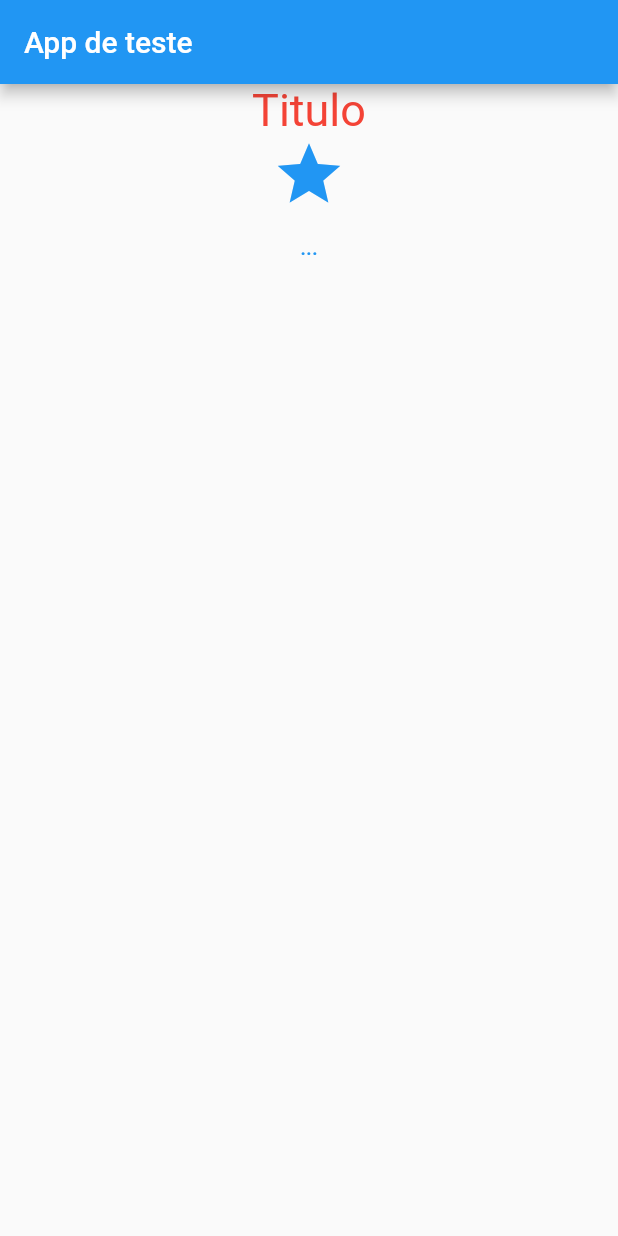
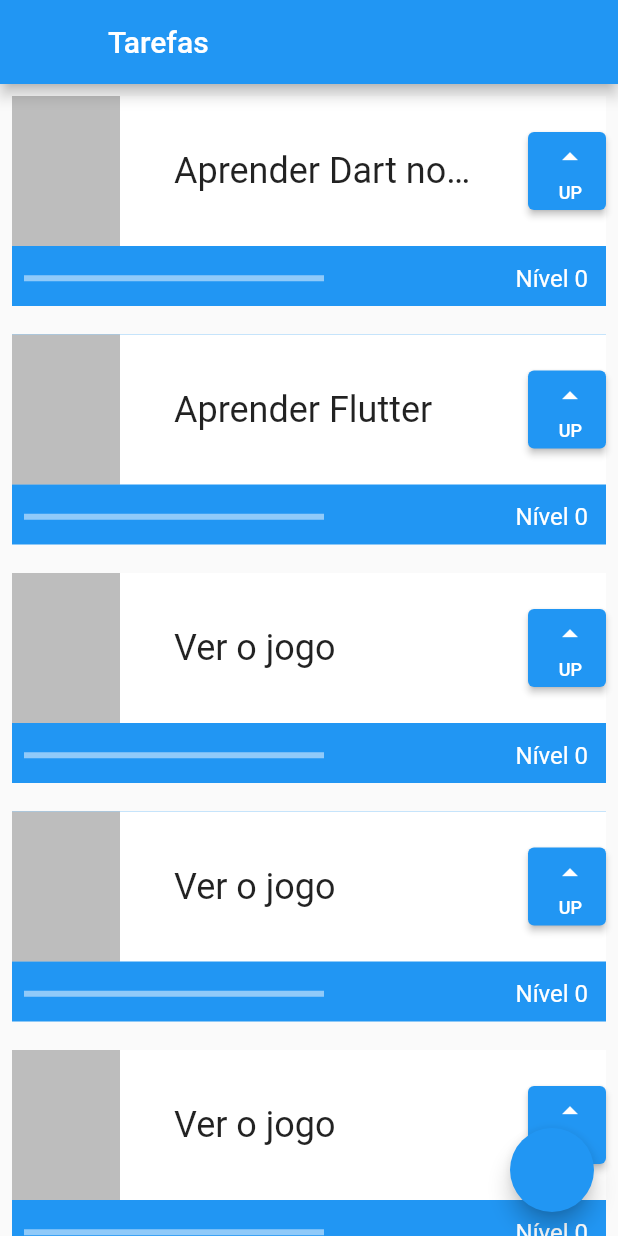
Before and after one commit to lucascavalcan/Flutter_teste, a Flutter app: the screen it shows after launch, on a phone screen of 412 x 824 dp. Run offline on Flutter 3.47's test engine with Material 2 defaults, Android fonts, the phone set to English and light mode, and no system bars.

Commit message:
new commit

```diff
--- a/lib/main.dart
+++ b/lib/main.dart
@@ -1,31 +1,166 @@
 import 'package:flutter/material.dart';
 
-void main() => runApp( MeuApp() );
+void main() => runApp( MeuApp());
 
 class MeuApp extends StatelessWidget {
-
-  var textStyle = TextStyle(fontSize: 30, color: Colors.red);
+  const MeuApp({Key ? key}) : super(key: key);
 
   @override
   Widget build(BuildContext context) {
     return MaterialApp(
+      title: "Flutter Demo",
+      theme: ThemeData(
+        primarySwatch: Colors.blue,
+      ),
       home: Scaffold(
         appBar: AppBar(
-          title: Text("App de teste")
+          leading:Container(),
+          title: Text("Tarefas"),
         ),
-        body: Center(
-          child: Column(
-            children: [
-              Text( "Titulo", style: textStyle),
-              Container(
-                child: Icon(Icons.star, size: 50, color: Colors.blue)
-              ),
-              TextButton(onPressed: () {}, child: Text("..."))
-            ],
-          )
-        )
-        )
+        body: ListView(
+          children: [
+            Task("Aprender Dart no café da manhã comendo sucrilhos"),
+            Task("Aprender Flutter"),
+            Task("Ver o jogo"),
+            Task("Ver o jogo"),
+            Task("Ver o jogo"),
+            Task("Ver o jogo"),
+            Task("Ver o jogo"),
+            Task("Ver o jogo"),
+            Task("Ver o jogo"),
+            Task("Ver o jogo"),
+            Task("Ver o jogo"),
+            Task("Ver o jogo"),
+            Task("Ver o jogo"),
+            Task("Ver o jogo"),
+            Task("Ver o jogo"),
+            Task("Ver o jogo"),
+            Task("Ver o jogo"),
+            Task("Ver o jogo"),
+            Task("Ver o jogo"),
+            Task("Ver o jogo"),
+            Task("Ver o jogo"),
+            Task("Ver o jogo"),
+            Task("Ver o jogo"),
+          ],
+        ),
+        floatingActionButton: FloatingActionButton(
+          onPressed: () {},
+        ),
+      ),
     );
   }
 
 }
+
+class Task extends StatefulWidget {
+  final String name;
+
+  const Task(this.name, {Key ? key}) : super(key: key);
+
+  @override
+  State<Task> createState() => _TaskState();
+}
+
+class _TaskState extends State<Task> {
+  int level = 0;
+
+  @override
+  Widget build(BuildContext context) {
+
+    return Padding(
+      padding: const EdgeInsets.all(8.0),
+      child: Container(
+          child: Stack(
+            children: [
+              Container(
+                color: Colors.blue,
+                height: 140
+              ),
+             Column(
+              children: [
+                Container(
+                  color: Colors.white,
+                  height: 100,
+
+                  child: Row(
+                    mainAxisAlignment: MainAxisAlignment.spaceBetween,
+                    children:[
+                      Container(
+                        color: Colors.black26,
+                        width: 72,
+                        height: 100,
+                      ),
+                      Container(
+                        width: 200,
+                        child: Text(
+                          widget.name,
+                          style: TextStyle(
+                            fontSize: 24,
+                            overflow: TextOverflow.ellipsis,
+                          ),
+                        ),
+                      ),
+                      Container(
+                        height: 52,
+                        width: 52,
+                        child: ElevatedButton(
+                        onPressed: () {
+                          setState(() {
+                            level++;
+                          });
+                          print(level);
+                        },
+                        child: Column(
+                          mainAxisAlignment: MainAxisAlignment.spaceEvenly,
+                          crossAxisAlignment: CrossAxisAlignment.end,
+                          children: [
+                            Icon(Icons.arrow_drop_up),
+                            Text(
+                              "UP",
+                              style: TextStyle(
+                                fontSize: 12,
+                              ),
+                              ),
+                          ],
+                        ),
+                        ),
+                      ),
+                    ],
+                  )
+
+                ),
+                Row(
+                  mainAxisAlignment: MainAxisAlignment.spaceBetween,
+                  children:[
+                    Padding(
+                      padding: const EdgeInsets.all(8.0),
+                      child: Container(
+                        child: LinearProgressIndicator(
+                          color: Colors.white,
+                          value: level/10,
+                        ),
+                      width: 200,
+                    )
+                    ),
+                    Padding(
+                      padding:EdgeInsets.all(12),
+                      child: Text(
+                        "Nível ${level}",
+                        style: TextStyle(
+                          color: Colors.white,
+                          fontSize: 16
+                        ),
+                      )
+                    ),
+                  ],
+                )
+              ],
+             )
+            ],
+          ),
+        ),
+    );
+  }
+
+}
```
